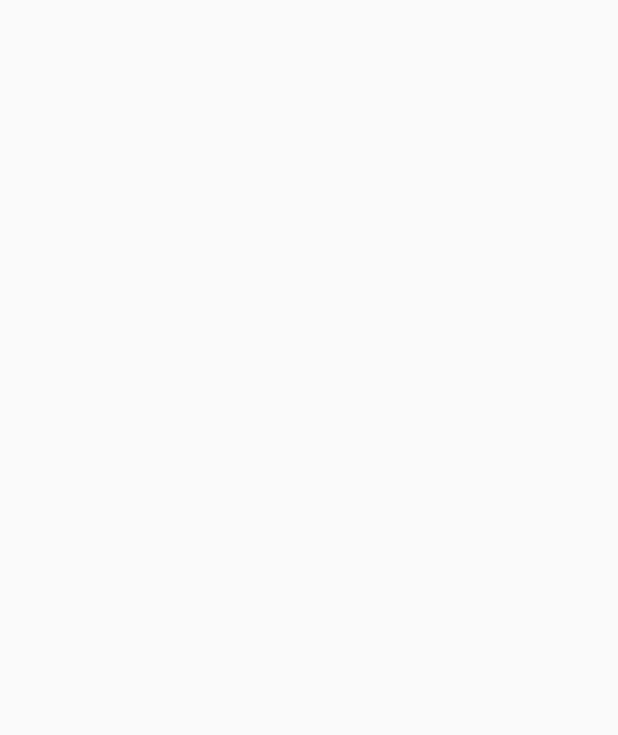
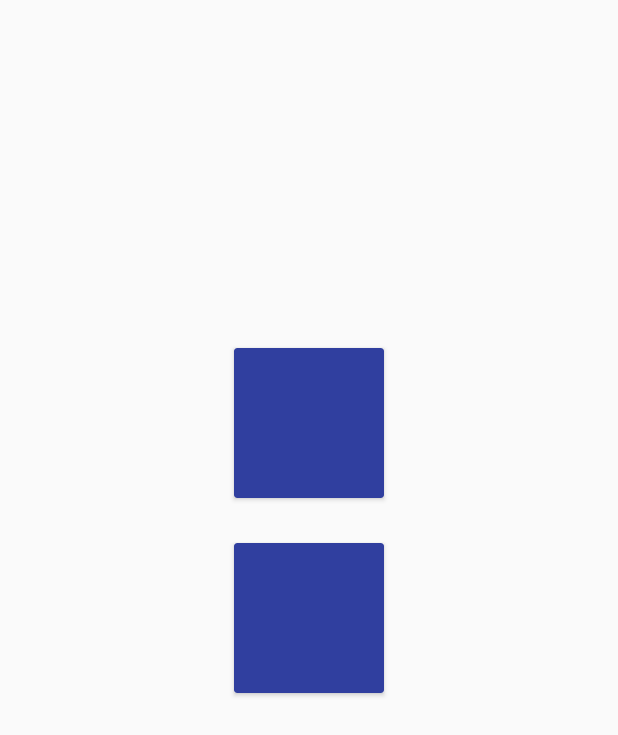
Before and after one commit to kodkirurg/DATX02-18-35, an Android app: the Game screen opened directly, with no data from a screen before it, on a phone screen of 412 x 824 dp. Before the commit the part shown is empty. Shown: the top 735 px of the screen. Run offline under Robolectric (Android 15) with nearby library versions, the phone set to English and light mode, and no system bars.

Commit message:
Added cardview dependencies to gradle build as well as the maven repository. Added 2 blue unmoving cards to the game view

```diff
--- a/app/build.gradle
+++ b/app/build.gradle
@@ -25,4 +25,8 @@ dependencies {
     testImplementation 'junit:junit:4.12'
     androidTestImplementation 'com.android.support.test:runner:1.0.1'
     androidTestImplementation 'com.android.support.test.espresso:espresso-core:3.0.1'
+    compile 'com.android.support:cardview-v7:26.1.0'
+    compile 'com.android.support:recyclerview-v7:26.1.0'
+
+
 }
--- a/app/src/main/res/layout/activity_game.xml
+++ b/app/src/main/res/layout/activity_game.xml
@@ -1,9 +1,31 @@
 <?xml version="1.0" encoding="utf-8"?>
-<android.support.constraint.ConstraintLayout xmlns:android="http://schemas.android.com/apk/res/android"
+<RelativeLayout xmlns:android="http://schemas.android.com/apk/res/android"
     xmlns:app="http://schemas.android.com/apk/res-auto"
     xmlns:tools="http://schemas.android.com/tools"
     android:layout_width="match_parent"
     android:layout_height="match_parent"
     tools:context="game.logic_game.Game">
 
-</android.support.constraint.ConstraintLayout>
+    <android.support.v7.widget.CardView
+        android:id="@+id/card_1"
+        android:layout_width="100dp"
+        android:layout_height="100dp"
+        android:layout_centerHorizontal="true"
+        android:layout_marginBottom="30dp"
+        android:layout_above="@id/card_2"
+        app:cardBackgroundColor="@color/colorPrimaryDark"
+
+        />
+
+    <android.support.v7.widget.CardView
+        android:id="@+id/card_2"
+        android:layout_width="100dp"
+        android:layout_height="100dp"
+        android:layout_centerHorizontal="true"
+        android:layout_centerVertical="true"
+        app:cardBackgroundColor="@color/colorPrimaryDark"
+
+        />
+
+
+</RelativeLayout>
--- a/build.gradle
+++ b/build.gradle
@@ -5,6 +5,9 @@ buildscript {
     repositories {
         google()
         jcenter()
+        maven {
+            url "https://maven.google.com"
+        }
     }
     dependencies {
         classpath 'com.android.tools.build:gradle:3.0.1'
```
